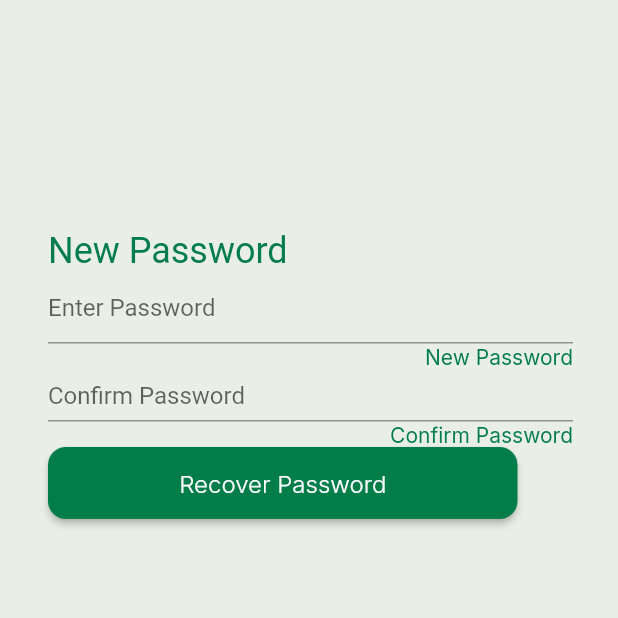
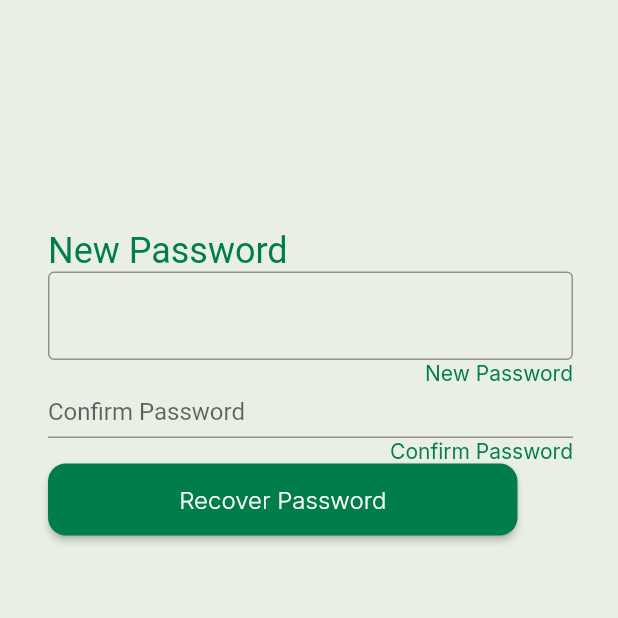
Before and after one commit to Karma-234/my_digital_bank_UI, a Flutter app: the NewPasswordPage screen opened directly, on a phone screen of 412 x 824 dp, the top half of it. Run offline on Flutter 3.47's test engine with Material 2 defaults, Android fonts, the phone set to English and light mode, and no system bars; our stand-ins replace google_fonts; Roboto replaces fonts that are missing (Inder).

Commit message:
Redesigning textfield

```diff
--- a/lib/features/onboarding/password_reset/views/new_password.dart
+++ b/lib/features/onboarding/password_reset/views/new_password.dart
@@ -28,10 +28,11 @@ class NewPasswordPage extends StatelessWidget {
                       color: AppColors.onButton,
                     ),
                   ),
-                  TextFormField(
-                    decoration: const InputDecoration(
-                      hintText: 'Enter Password',
-                      suffixText: 'Show',
+                  TextField(
+                    decoration: InputDecoration(
+                      border: const OutlineInputBorder(
+                        borderSide: BorderSide(),
+                      ),
                     ),
                   ),
                   Row(
--- a/lib/main.dart
+++ b/lib/main.dart
@@ -18,7 +18,7 @@ class MainApp extends StatelessWidget {
       theme: ThemeData(
         primarySwatch: Colors.blue,
       ),
-      home: const PhoneNumberPage(),
+      home: const NewPasswordPage(),
     );
   }
 }
```
